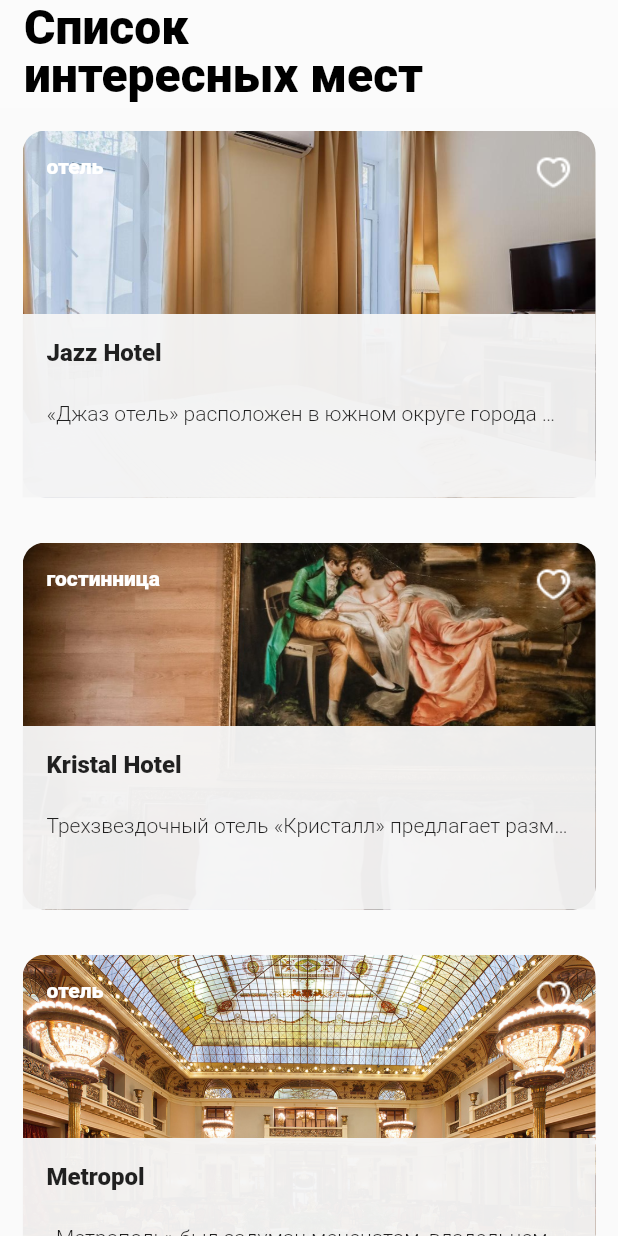
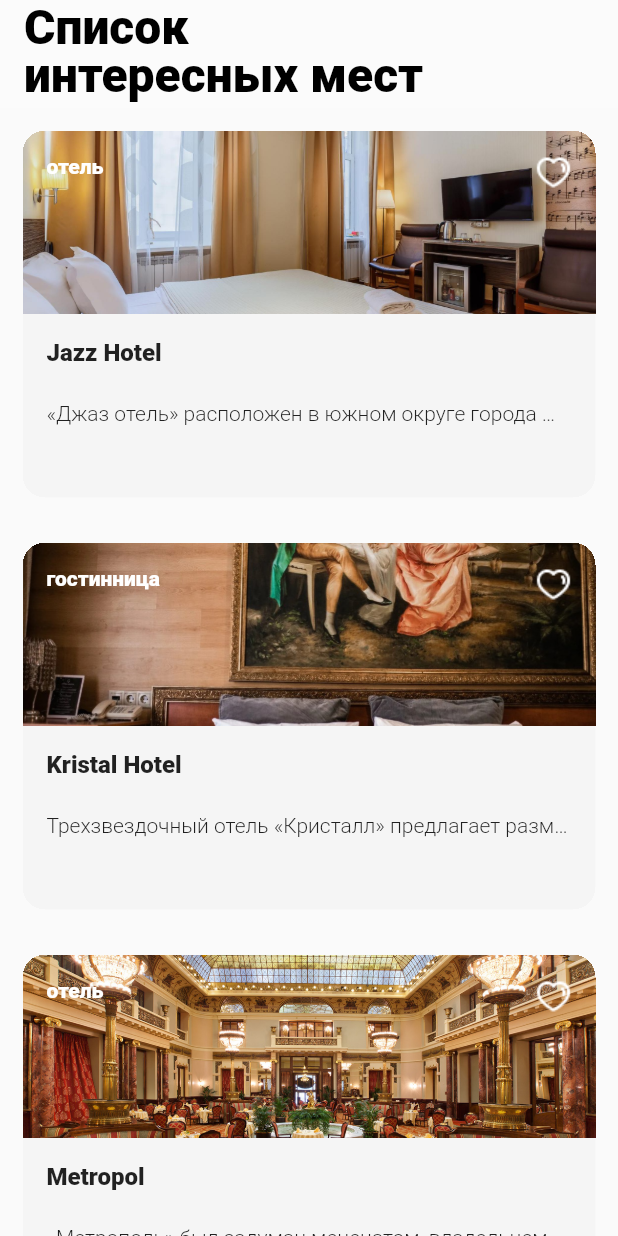
Before and after one commit to bigbagabum/surf-flutter-course-evdokimov, a Flutter app: the screen it shows after launch, on a phone screen of 412 x 824 dp. Run offline on Flutter 3.47's test engine with Material 2 defaults, Android fonts, the phone set to English and light mode, and no system bars.

Commit message:
переверстал катинку через Image

```diff
--- a/places/places/lib/ui/screen/sight_card.dart
+++ b/places/places/lib/ui/screen/sight_card.dart
@@ -11,13 +11,10 @@ class SightCard extends StatelessWidget {
         aspectRatio: 3 / 2,
         child: Container(
           margin: const EdgeInsets.all(15),
-
-          decoration: BoxDecoration(
-              borderRadius: const BorderRadius.all(Radius.circular(15)),
-              image: DecorationImage(
-                image: AssetImage(sight!.img),
-                fit: BoxFit.cover,
-              )),
+          clipBehavior: Clip.hardEdge,
+          decoration: const BoxDecoration(
+            borderRadius: BorderRadius.all(Radius.circular(15)),
+          ),
 
           //height: 188,
           width: double.infinity,
@@ -26,11 +23,16 @@ class SightCard extends StatelessWidget {
               Flexible(
                   flex: 1,
                   child: Container(
-                      //height: 94,
-
                       width: double.infinity,
                       alignment: Alignment.topCenter,
-                      child: Row(children: [
+                      child: Stack(clipBehavior: Clip.none, children: [
+                        Container(
+                            width: double.infinity,
+                            child: Image(
+                              image: AssetImage(sight!.img),
+                              fit: BoxFit.cover,
+                            )),
+                        Row(children: [
                           Container(
                               padding: const EdgeInsets.all(16),
                               alignment: Alignment.topLeft,
@@ -44,11 +46,12 @@ class SightCard extends StatelessWidget {
                           Container(
                             padding: const EdgeInsets.all(16),
                             alignment: Alignment.topRight,
-                          child: Image(
+                            child: const Image(
                               image:
                                   AssetImage('lib/ui/res/icons/heart_icon.png'),
                             ),
                           )
+                        ])
                       ]))),
               Flexible(
                   flex: 1,
--- a/places/places/lib/ui/screen/sight_list_screen.dart
+++ b/places/places/lib/ui/screen/sight_list_screen.dart
@@ -44,7 +44,12 @@ class _SightListScreenState extends State<SightListScreen> {
         appBar: MyAppBar(),
         body: SingleChildScrollView(
             child: Column(
-                children:
-                    mocks.map((mock) => SightCard(sight: mock)).toList())));
+          children:
+              //  LinearProgressIndicator(
+              //       backgroundColor: Colors.green,
+              //       valueColor: new AlwaysStoppedAnimation<Color>(Colors.red)
+              //     ),
+              mocks.map((mock) => SightCard(sight: mock)).toList(),
+        )));
   }
 }
```
Lines whose indentation alone changed are shown as unchanged.
